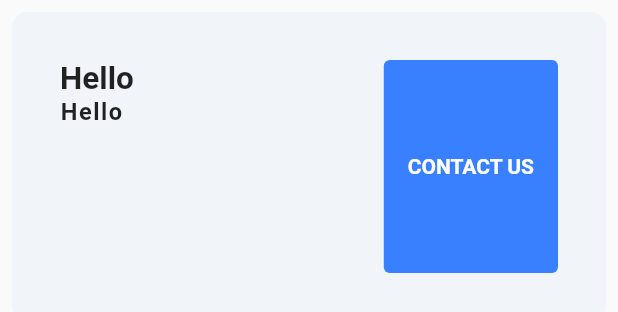
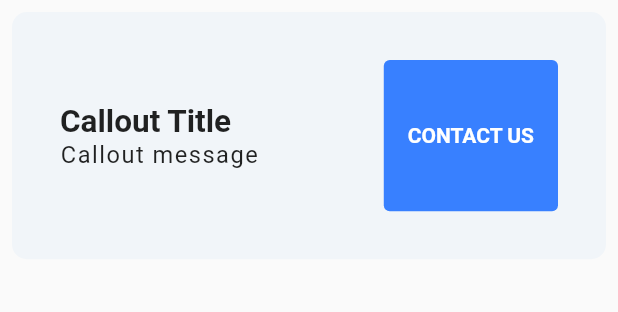
Before and after one commit to Aniketkhote/customize, a Flutter app: the FxCallout widget shown alone on an empty page, opened directly, on a phone screen of 412 x 824 dp. Shown: the top 312 px of the screen. Run offline on Flutter 3.47's test engine with Material 2 defaults, Android fonts, the phone set to English and light mode, and no system bars; our stand-ins replace get.

Commit message:
refactor code

```diff
--- a/example/lib/main.dart
+++ b/example/lib/main.dart
@@ -1,4 +1,5 @@
 import 'package:flutter/material.dart';
+import 'package:customize/customize.dart';
 
 void main() {
   runApp(MyApp());
@@ -11,7 +12,14 @@ class MyApp extends StatelessWidget {
       debugShowCheckedModeBanner: false,
       home: Scaffold(
         body: SafeArea(
-          child: Center(child: Text("Customize")),
+          child: Center(
+            child: FxAlert(
+              title: "alert title".toTitleCase(),
+              message: "this is alert message".toSentenceCase(),
+              icon: Icons.check,
+              borderRadius: FxRadius.radius10,
+            ).p12,
+          ),
         ),
       ),
     );
--- a/lib/src/fx_widgets.dart
+++ b/lib/src/fx_widgets.dart
@@ -2,6 +2,6 @@ export './widgets/alert/fx_alert.dart';
 export './widgets/empty_state/fx_empty_state.dart';
 export './widgets/icon_box/fx_icon_box.dart';
 export './widgets/callout/fx_callout.dart';
-export './widgets/size_box.dart/fx_width.dart';
-export './widgets/size_box.dart/fx_height.dart';
+export 'widgets/size_box.dart/fx_width_box.dart';
+export 'widgets/size_box.dart/fx_height_box.dart';
 export './widgets/size_box.dart/fx_sqaure_box.dart';
--- a/lib/src/widgets/callout/fx_callout.dart
+++ b/lib/src/widgets/callout/fx_callout.dart
@@ -13,6 +13,7 @@ class FxCallout extends StatelessWidget {
     this.title,
     this.caption,
     this.buttonText,
+    this.onPressed,
   });
 
   /// sets title to callout
@@ -33,9 +34,12 @@ class FxCallout extends StatelessWidget {
   /// sets button color
   final Color buttonColor;
 
+  ///  Called when the button is tapped or otherwise activated.
+  final VoidCallback onPressed;
+
   @override
   Widget build(BuildContext context) => Container(
-        height: FxHeight.h25,
+        height: FxHeight.h20,
         margin: FxMargin.m8,
         padding: FxPadding.p32,
         decoration: BoxDecoration(
@@ -43,18 +47,19 @@ class FxCallout extends StatelessWidget {
           color: background ?? FxColors.blueGray100,
         ),
         child: Row(
-          mainAxisAlignment: MainAxisAlignment.start,
+          mainAxisAlignment: MainAxisAlignment.spaceBetween,
           crossAxisAlignment: CrossAxisAlignment.center,
           children: <Widget>[
             Column(
               crossAxisAlignment: CrossAxisAlignment.start,
+              mainAxisAlignment: MainAxisAlignment.center,
               children: <Widget>[
-                Text("Hello").xl2.bold,
-                Text("Hello").lg.wideLetter.semiBold,
+                Text("Callout Title").xl2.bold,
+                Text("Callout message").lg.wideLetter.normal,
               ],
-            ).expanded(),
+            ),
             ElevatedButton(
-              onPressed: null,
+              onPressed: onPressed,
               style: ButtonStyle(
                 backgroundColor:
                     MaterialStateProperty.all(buttonColor ?? FxColors.primary),
@@ -63,7 +68,7 @@ class FxCallout extends StatelessWidget {
                   .bold
                   .color(Colors.white)
                   .center,
-            ).expanded().pl24,
+            ).pl24,
           ],
         ),
       );
--- a/pubspec.yaml
+++ b/pubspec.yaml
@@ -1,6 +1,6 @@
 name: customize
 description: Customize Flutter is awesome package to create beautiful UI.
-version: 0.1.0
+version: 0.1.1
 homepage: "https://github.com/Aniketkhote/customize"
 
 environment:
@@ -10,7 +10,6 @@ environment:
 dependencies:
   flutter:
     sdk: flutter
-  flutter_svg: ^0.19.3
   get: ^3.26.0
 
 dev_dependencies:
```
Also changed, not shown: lib/src/widgets/empty_state/fx_empty_state.dart (+5 -14 lines), example/pubspec.lock, lib/src/widgets/size_box.dart/fx_height_box.dart (renamed from lib/src/widgets/size_box.dart/fx_height.dart), lib/src/widgets/size_box.dart/fx_width_box.dart (renamed from lib/src/widgets/size_box.dart/fx_width.dart), pubspec.lock, 2 other files.
